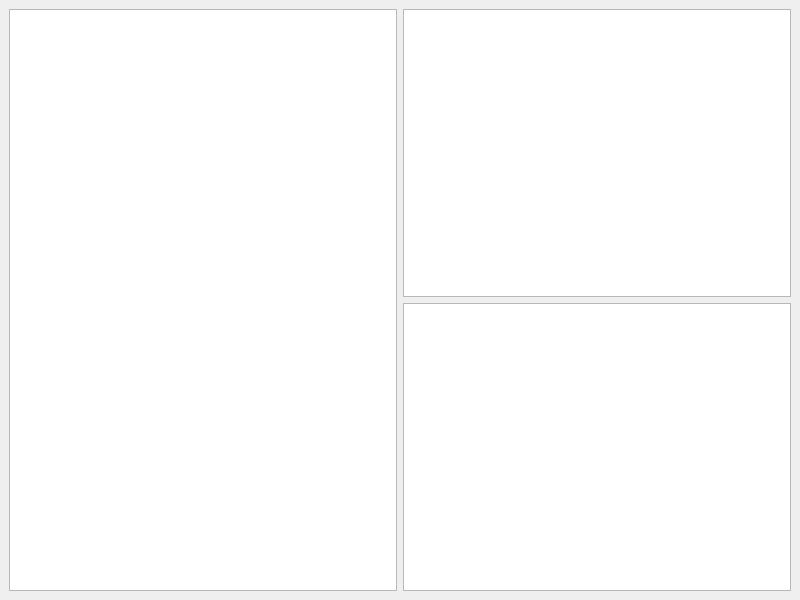
wanruu/CS5351, file UI.ui: the form before one commit.
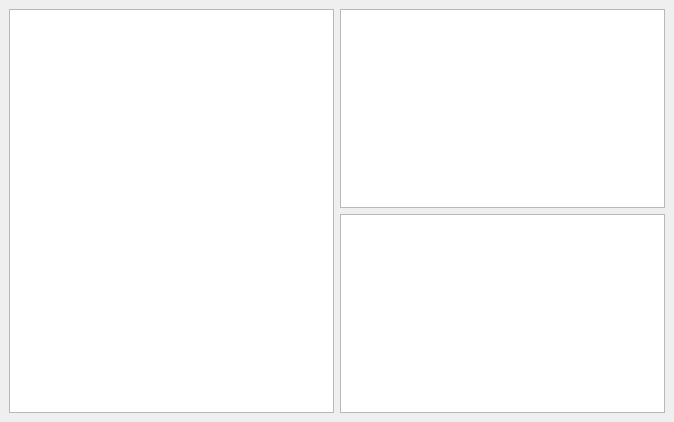
The form after the commit.

Commit message: 带行数的文本区，但是有bug

What changed in the file:
```diff
--- a/UI.ui
+++ b/UI.ui
@@ -6,8 +6,8 @@
    <rect>
     <x>0</x>
     <y>0</y>
-    <width>800</width>
-    <height>600</height>
+    <width>674</width>
+    <height>422</height>
    </rect>
   </property>
   <property name="windowTitle">
```
Left out of the diff: 6 changed lines with no effect on the pictures. The commit also changes 2 other files.
